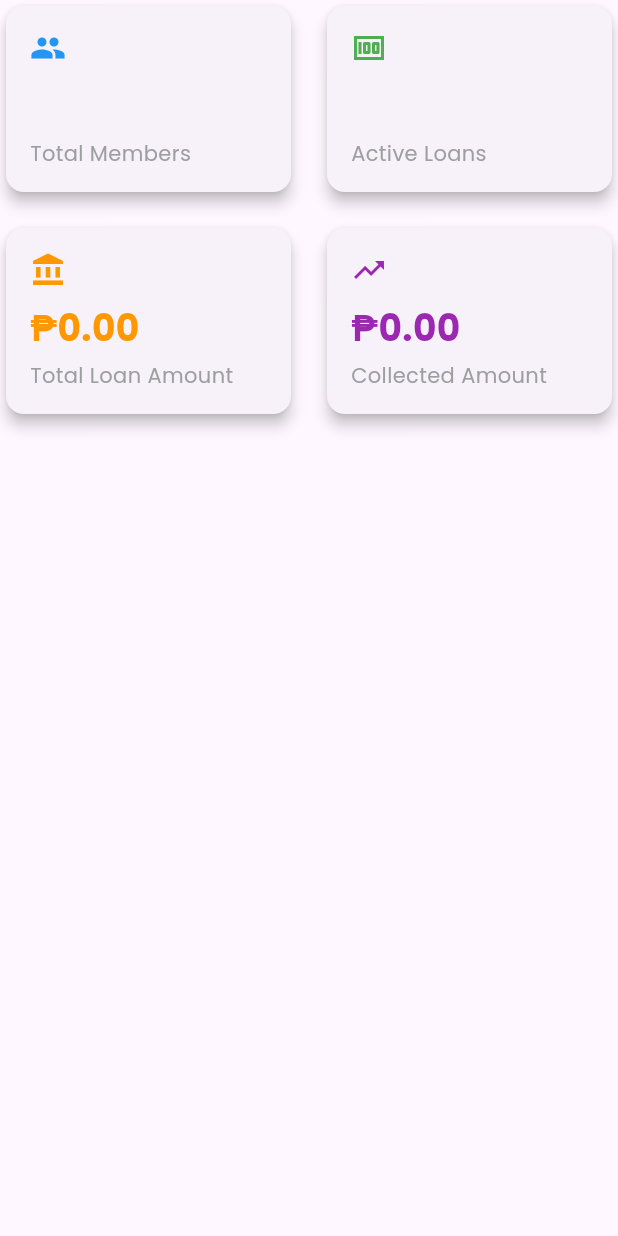
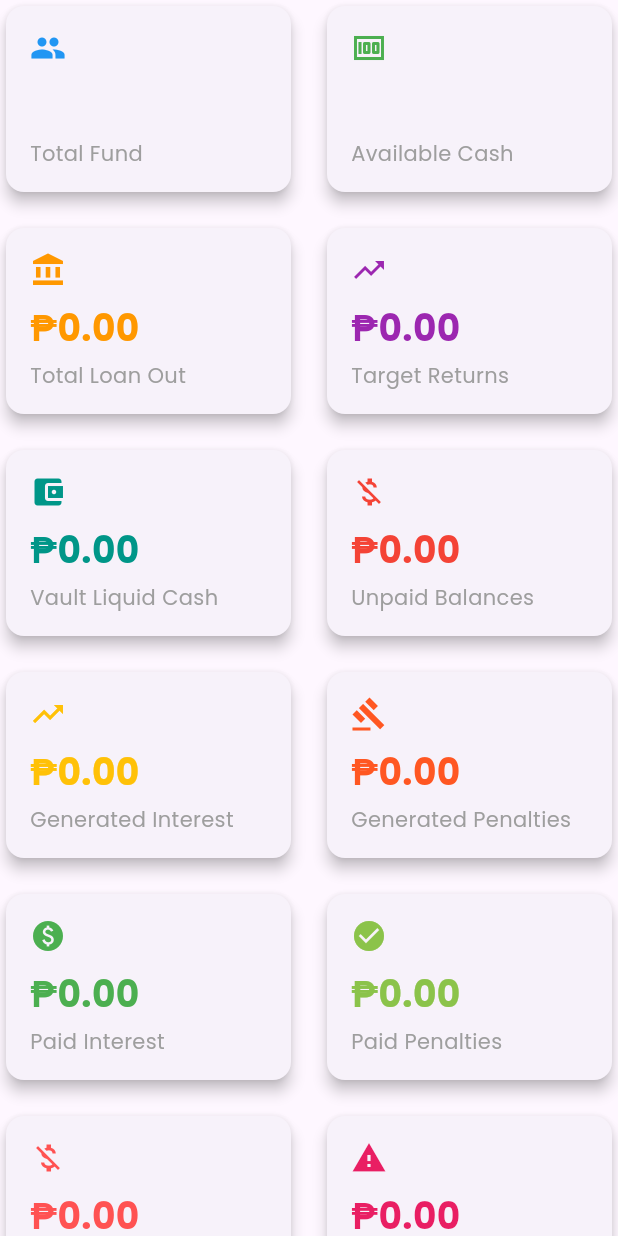
Before and after one commit to RaymundSRC/UTANG-APP, a Flutter app: what buildMetricCards() shows on an empty page, opened directly, on a phone screen of 412 x 824 dp. Run offline on Flutter 3.47's test engine with Material 3 defaults, Android fonts, the phone set to English and light mode, and no system bars; our stand-ins replace google_fonts, supabase_flutter; accounts and stored records are empty.

Commit message:
style: imrove and add new cards

```diff
--- a/lib/pages/dashboard/dashboard_cards.dart
+++ b/lib/pages/dashboard/dashboard_cards.dart
@@ -11,28 +11,76 @@ class DashboardCards {
       childAspectRatio: 1.5,
       children: [
         _buildMetricCard(
-          'Total Members',
+          'Total Fund',
           '${data['totalMembers'] ?? 0}',
           Icons.people,
           Colors.blue,
         ),
         _buildMetricCard(
-          'Active Loans',
+          'Available Cash',
           '${data['activeLoans'] ?? 0}',
           Icons.money,
           Colors.green,
         ),
         _buildMetricCard(
-          'Total Loan Amount',
+          'Total Loan Out',
           '₱${(data['totalLoanAmount'] ?? 0).toStringAsFixed(2)}',
           Icons.account_balance,
           Colors.orange,
         ),
         _buildMetricCard(
-          'Collected Amount',
+          'Target Returns',
           '₱${(data['collectedAmount'] ?? 0).toStringAsFixed(2)}',
           Icons.trending_up,
           Colors.purple,
+        ),
+        _buildMetricCard(
+          'Vault Liquid Cash',
+          '₱${(data['collectedAmount'] ?? 0).toStringAsFixed(2)}',
+          Icons.account_balance_wallet,
+          Colors.teal,
+        ),
+        _buildMetricCard(
+          'Unpaid Balances',
+          '₱${(data['collectedAmount'] ?? 0).toStringAsFixed(2)}',
+          Icons.money_off,
+          Colors.red,
+        ),
+        _buildMetricCard(
+          'Generated Interest',
+          '₱${(data['collectedAmount'] ?? 0).toStringAsFixed(2)}',
+          Icons.trending_up,
+          Colors.amber,
+        ),
+        _buildMetricCard(
+          'Generated Penalties',
+          '₱${(data['collectedAmount'] ?? 0).toStringAsFixed(2)}',
+          Icons.gavel,
+          Colors.deepOrange,
+        ),
+        _buildMetricCard(
+          'Paid Interest',
+          '₱${(data['collectedAmount'] ?? 0).toStringAsFixed(2)}',
+          Icons.paid,
+          Colors.green,
+        ),
+        _buildMetricCard(
+          'Paid Penalties',
+          '₱${(data['collectedAmount'] ?? 0).toStringAsFixed(2)}',
+          Icons.check_circle,
+          Colors.lightGreen,
+        ),
+        _buildMetricCard(
+          'Unpaid Interest',
+          '₱${(data['collectedAmount'] ?? 0).toStringAsFixed(2)}',
+          Icons.money_off,
+          Colors.redAccent,
+        ),
+        _buildMetricCard(
+          'Overdue Penalties',
+          '₱${(data['collectedAmount'] ?? 0).toStringAsFixed(2)}',
+          Icons.warning,
+          Colors.pink,
         ),
       ],
     );
```
Also changed, not shown: 1 other file.
